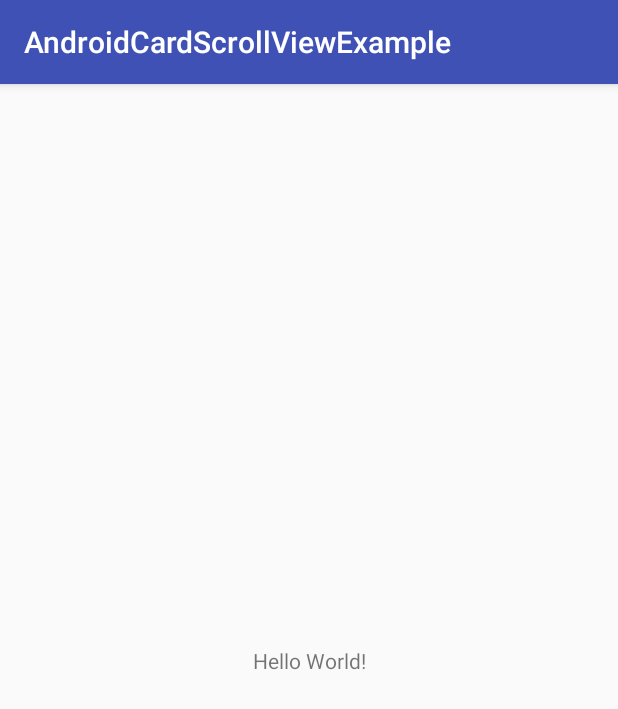
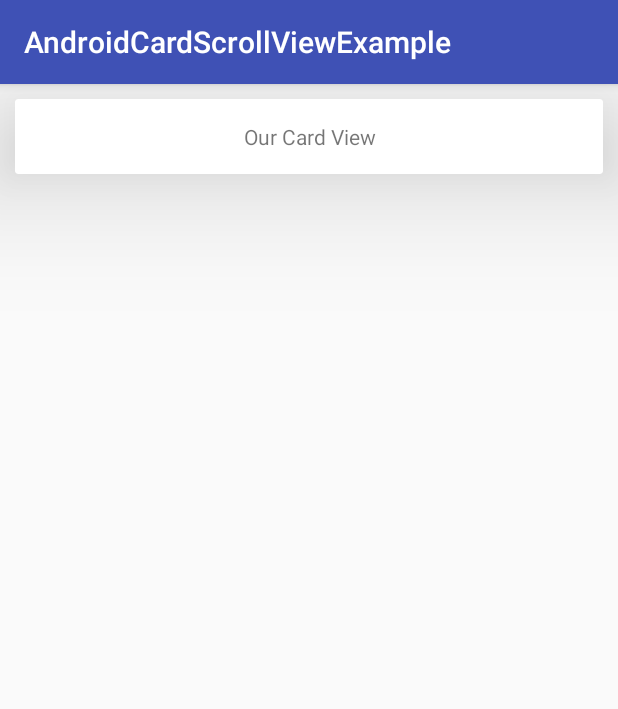
Before and after one commit to ngken84/AndroidCardScrollView, an Android app: the screen it shows after launch (MainActivity), on a phone screen of 412 x 824 dp. Shown: the top 709 px of the screen. Run offline under Robolectric (Android 15) with nearby library versions, the phone set to English and light mode, and no system bars.

Commit message:
Implement Card View

```diff
--- a/app/src/main/res/layout/activity_main.xml
+++ b/app/src/main/res/layout/activity_main.xml
@@ -1,18 +1,27 @@
 <?xml version="1.0" encoding="utf-8"?>
-<android.support.constraint.ConstraintLayout xmlns:android="http://schemas.android.com/apk/res/android"
-    xmlns:app="http://schemas.android.com/apk/res-auto"
+<LinearLayout xmlns:android="http://schemas.android.com/apk/res/android"
     xmlns:tools="http://schemas.android.com/tools"
+    android:orientation="vertical"
     android:layout_width="match_parent"
     android:layout_height="match_parent"
     tools:context=".MainActivity">
 
-    <TextView
-        android:layout_width="wrap_content"
+    <android.support.v7.widget.CardView
+        xmlns:android="http://schemas.android.com/apk/res/android"
+        xmlns:app="http://schemas.android.com/apk/res-auto"
+        android:layout_width="match_parent"
         android:layout_height="wrap_content"
-        android:text="Hello World!"
-        app:layout_constraintBottom_toBottomOf="parent"
-        app:layout_constraintLeft_toLeftOf="parent"
-        app:layout_constraintRight_toRightOf="parent"
-        app:layout_constraintTop_toTopOf="parent" />
+        android:layout_margin="10dp"
+        app:cardElevation="50dp"
+        android:elevation="5dp">
 
-</android.support.constraint.ConstraintLayout>
+        <TextView
+            android:layout_width="match_parent"
+            android:layout_height="50dp"
+            android:gravity="center"
+            android:text="Our Card View"
+            />
+
+    </android.support.v7.widget.CardView>
+
+</LinearLayout>
```
